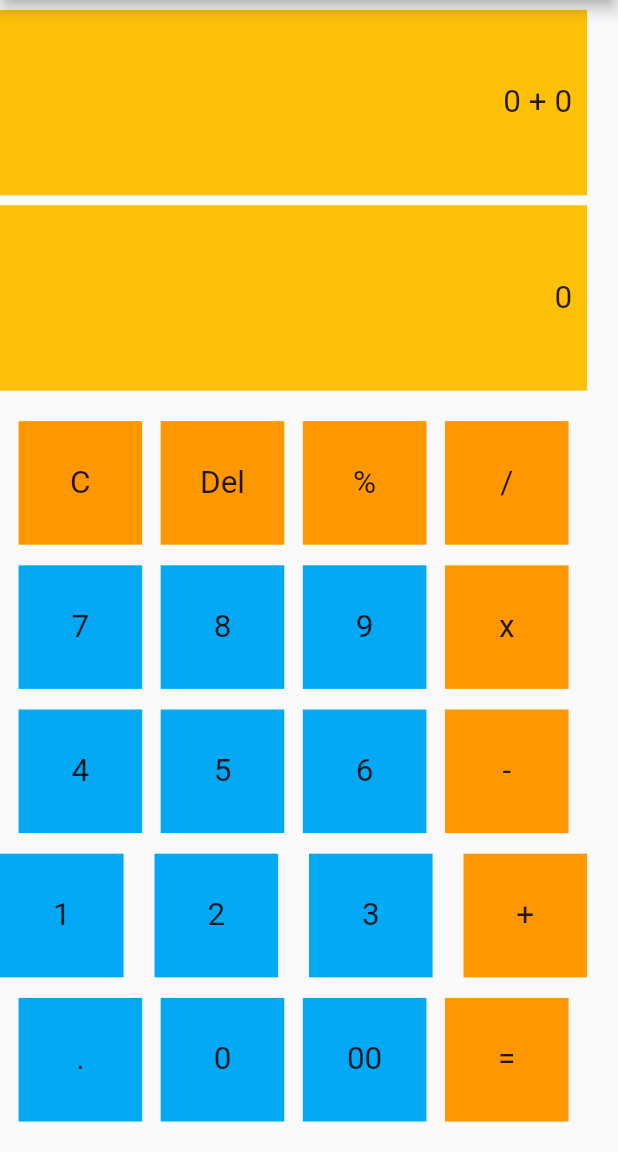
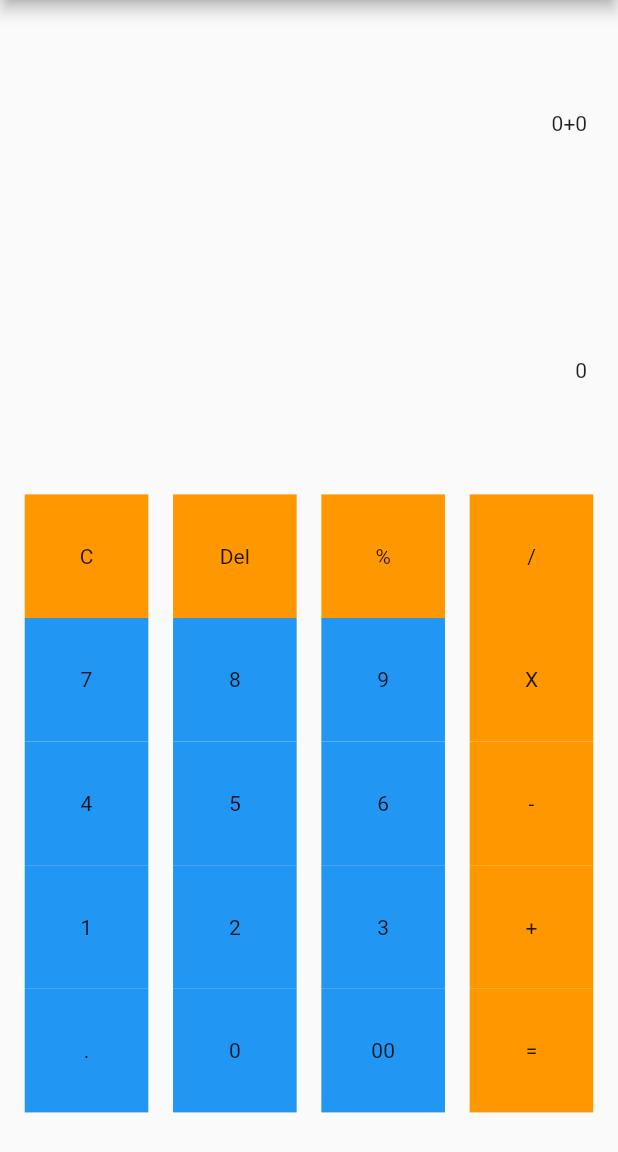
Before and after one commit to rahulmokaria/flutter_calculator_complete, a Flutter app: the screen it shows after launch, on a phone screen of 412 x 824 dp, the part 84-1236 px from its top. Run offline on Flutter 3.47's test engine with Material 2 defaults, Android fonts, the phone set to English and light mode, and no system bars.

Commit message:
updated ui

```diff
--- a/lib/calc.dart
+++ b/lib/calc.dart
@@ -1,17 +1,16 @@
 import 'package:flutter/material.dart';
 import 'package:flutter/src/widgets/framework.dart';
 import 'package:flutter/src/widgets/placeholder.dart';
-
 import 'my_button.dart';
 
-class CalcPage extends StatefulWidget {
-  const CalcPage({super.key});
+class CalculatorPage extends StatefulWidget {
+  const CalculatorPage({super.key});
 
   @override
-  State<CalcPage> createState() => _CalcPageState();
+  State<CalculatorPage> createState() => _CalculatorPageState();
 }
 
-class _CalcPageState extends State<CalcPage> {
+class _CalculatorPageState extends State<CalculatorPage> {
   @override
   Widget build(BuildContext context) {
     return SafeArea(
@@ -23,139 +22,66 @@ class _CalcPageState extends State<CalcPage> {
         ),
         body: Container(
           child: Column(
-            mainAxisAlignment: MainAxisAlignment.spaceEvenly,
             children: [
               Container(
-                padding: EdgeInsets.all(10),
-                color: Colors.amber,
-                width: MediaQuery.of(context).size.width * 0.95,
-                height: MediaQuery.of(context).size.height * 0.15,
+                width: MediaQuery.of(context).size.width * .9,
+                height: MediaQuery.of(context).size.height * .2,
                 alignment: Alignment.centerRight,
-                child: Text(
-                  '0 + 0',
-                  textScaleFactor: 1.5,
-                ),
+                child: Text("0+0"),
               ),
               Container(
-                padding: EdgeInsets.all(10),
-                color: Colors.amber,
-                width: MediaQuery.of(context).size.width * 0.95,
-                height: MediaQuery.of(context).size.height * 0.15,
+                width: MediaQuery.of(context).size.width * .9,
+                height: MediaQuery.of(context).size.height * .2,
                 alignment: Alignment.centerRight,
-                child: Text(
-                  '0',
-                  textScaleFactor: 1.5,
-                ),
+                child: Text("0"),
               ),
               Container(
-                height: MediaQuery.of(context).size.height * 0.6,
-                width: MediaQuery.of(context).size.width * 0.95,
                 child: Column(
                   mainAxisAlignment: MainAxisAlignment.spaceEvenly,
                   children: [
                     Row(
                       mainAxisAlignment: MainAxisAlignment.spaceEvenly,
                       children: [
-                        MyButton(
-                          buttonColor: Colors.orange,
-                          buttonText: 'C',
-                        ),
-                        MyButton(
-                          buttonColor: Colors.orange,
-                          buttonText: 'Del',
-                        ),
-                        MyButton(
-                          buttonColor: Colors.orange,
-                          buttonText: '%',
-                        ),
-                        MyButton(
-                          buttonColor: Colors.orange,
-                          buttonText: '/',
-                        ),
+                        MyButton(buttonText: 'C', buttonColor: Colors.orange),
+                        MyButton(buttonText: 'Del', buttonColor: Colors.orange),
+                        MyButton(buttonText: '%', buttonColor: Colors.orange),
+                        MyButton(buttonText: '/', buttonColor: Colors.orange),
                       ],
                     ),
                     Row(
                       mainAxisAlignment: MainAxisAlignment.spaceEvenly,
                       children: [
-                        MyButton(
-                          buttonColor: Colors.lightBlue,
-                          buttonText: '7',
-                        ),
-                        MyButton(
-                          buttonColor: Colors.lightBlue,
-                          buttonText: '8',
-                        ),
-                        MyButton(
-                          buttonColor: Colors.lightBlue,
-                          buttonText: '9',
-                        ),
-                        MyButton(
-                          buttonColor: Colors.orange,
-                          buttonText: 'x',
-                        ),
+                        MyButton(buttonText: '7', buttonColor: Colors.blue),
+                        MyButton(buttonText: '8', buttonColor: Colors.blue),
+                        MyButton(buttonText: '9', buttonColor: Colors.blue),
+                        MyButton(buttonText: 'X', buttonColor: Colors.orange),
                       ],
                     ),
                     Row(
                       mainAxisAlignment: MainAxisAlignment.spaceEvenly,
                       children: [
-                        MyButton(
-                          buttonColor: Colors.lightBlue,
-                          buttonText: '4',
-                        ),
-                        MyButton(
-                          buttonColor: Colors.lightBlue,
-                          buttonText: '5',
-                        ),
-                        MyButton(
-                          buttonColor: Colors.lightBlue,
-                          buttonText: '6',
-                        ),
-                        MyButton(
-                          buttonColor: Colors.orange,
-                          buttonText: '-',
-                        ),
-                      ],
-                    ),
-                    Row(
-                      mainAxisAlignment: MainAxisAlignment.spaceBetween,
-                      children: [
-                        MyButton(
-                          buttonColor: Colors.lightBlue,
-                          buttonText: '1',
-                        ),
-                        MyButton(
-                          buttonColor: Colors.lightBlue,
-                          buttonText: '2',
-                        ),
-                        MyButton(
-                          buttonColor: Colors.lightBlue,
-                          buttonText: '3',
-                        ),
-                        MyButton(
-                          buttonColor: Colors.orange,
-                          buttonText: '+',
-                        ),
+                        MyButton(buttonText: '4', buttonColor: Colors.blue),
+                        MyButton(buttonText: '5', buttonColor: Colors.blue),
+                        MyButton(buttonText: '6', buttonColor: Colors.blue),
+                        MyButton(buttonText: '-', buttonColor: Colors.orange),
                       ],
                     ),
                     Row(
                       mainAxisAlignment: MainAxisAlignment.spaceEvenly,
                       children: [
-                        MyButton(
-                          buttonColor: Colors.lightBlue,
-                          buttonText: '.',
-                        ),
-                        MyButton(
-                          buttonColor: Colors.lightBlue,
-                          buttonText: '0',
-                        ),
-                        MyButton(
-                          buttonColor: Colors.lightBlue,
-                          buttonText: '00',
-                        ),
-                        MyButton(
-                          buttonColor: Colors.orange,
-                          buttonText: '=',
-                        ),
+                        MyButton(buttonText: '1', buttonColor: Colors.blue),
+                        MyButton(buttonText: '2', buttonColor: Colors.blue),
+                        MyButton(buttonText: '3', buttonColor: Colors.blue),
+                        MyButton(buttonText: '+', buttonColor: Colors.orange),
+                      ],
+                    ),
+                    Row(
+                      mainAxisAlignment: MainAxisAlignment.spaceEvenly,
+                      children: [
+                        MyButton(buttonText: '.', buttonColor: Colors.blue),
+                        MyButton(buttonText: '0', buttonColor: Colors.blue),
+                        MyButton(buttonText: '00', buttonColor: Colors.blue),
+                        MyButton(buttonText: '=', buttonColor: Colors.orange),
                       ],
                     ),
                   ],
--- a/lib/main.dart
+++ b/lib/main.dart
@@ -1,5 +1,6 @@
 import 'package:flutter/material.dart';
-import 'package:flutter_calculator/calc.dart';
+
+import 'calc.dart';
 
 void main() {
   runApp(const MyApp());
@@ -25,7 +26,7 @@ class MyApp extends StatelessWidget {
         // is not restarted.
         primarySwatch: Colors.blue,
       ),
-      home: const CalcPage(),
+      home: CalculatorPage(),
     );
   }
 }
--- a/lib/my_button.dart
+++ b/lib/my_button.dart
@@ -3,22 +3,19 @@ import 'package:flutter/src/widgets/framework.dart';
 import 'package:flutter/src/widgets/placeholder.dart';
 
 class MyButton extends StatelessWidget {
-  final String buttonText;
-  final Color buttonColor;
-  MyButton({super.key, required this.buttonColor, required this.buttonText});
+  String buttonText;
+  Color buttonColor;
+  MyButton({super.key, required this.buttonText, required this.buttonColor});
 
   @override
   Widget build(BuildContext context) {
     return GestureDetector(
       child: Container(
-        width: MediaQuery.of(context).size.width * 0.2,
-        height: MediaQuery.of(context).size.height * 0.1,
+        width: MediaQuery.of(context).size.width * .2,
+        height: MediaQuery.of(context).size.height * .1,
         color: buttonColor,
         child: Center(
-          child: Text(
-            buttonText,
-            textScaleFactor: 1.5,
-          ),
+          child: Text(buttonText),
         ),
       ),
     );
--- a/pubspec.yaml
+++ b/pubspec.yaml
@@ -1,4 +1,4 @@
-name: flutter_calculator
+name: calculator
 description: A new Flutter project.
 # The following line prevents the package from being accidentally published to
 # pub.dev using `flutter pub publish`. This is preferred for private packages.
```
Also changed, not shown: 19 other files.
